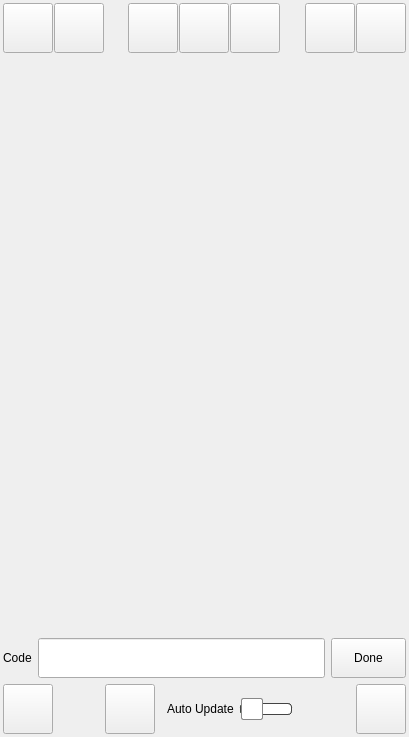
Above: digital_sketch_mapping_tool_dockwidget_base.ui from Esk-Spatial/QGIS_forest_health_sketch_tool before the change. Below: the same form after it.
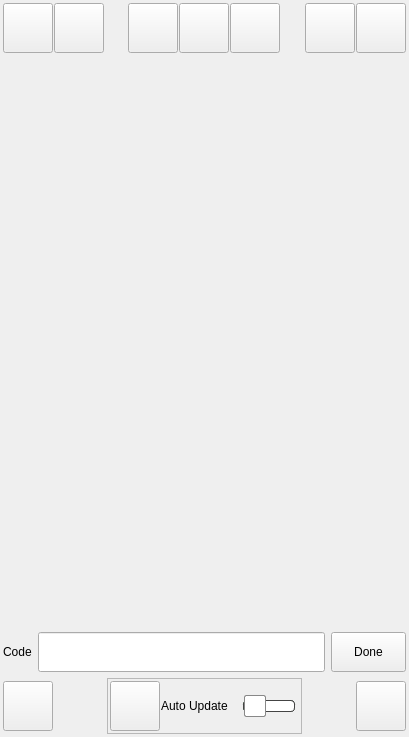
That is the form after the change. Icons and pictures are not drawn.

Commit message: updated th ui to group the buttons. added function to handle error and checks

```diff
--- a/digital_sketch_mapping_tool_dockwidget_base.ui
+++ b/digital_sketch_mapping_tool_dockwidget_base.ui
@@ -369,7 +369,7 @@
             <x>0</x>
             <y>0</y>
             <width>405</width>
-            <height>559</height>
+            <height>542</height>
            </rect>
           </property>
           <property name="minimumSize">
@@ -561,17 +561,38 @@
             <property name="orientation">
              <enum>Qt::Horizontal</enum>
             </property>
-            <property name="sizeType">
-             <enum>QSizePolicy::Maximum</enum>
-            </property>
             <property name="sizeHint" stdset="0">
              <size>
-              <width>50</width>
+              <width>40</width>
               <height>20</height>
              </size>
             </property>
            </spacer>
           </item>
+          <item>
+           <widget class="QFrame" name="frame_3">
+            <property name="frameShape">
+             <enum>QFrame::StyledPanel</enum>
+            </property>
+            <property name="frameShadow">
+             <enum>QFrame::Plain</enum>
+            </property>
+            <layout class="QHBoxLayout" name="horizontalLayout">
+             <property name="spacing">
+              <number>1</number>
+             </property>
+             <property name="leftMargin">
+              <number>2</number>
+             </property>
+             <property name="topMargin">
+              <number>2</number>
+             </property>
+             <property name="rightMargin">
+              <number>2</number>
+             </property>
+             <property name="bottomMargin">
+              <number>2</number>
+             </property>
           <item>
            <widget class="QPushButton" name="centerAndRotatePushButton">
             <property name="minimumSize">
@@ -604,22 +625,6 @@
             </property>
            </widget>
           </item>
-          <item>
-           <spacer name="horizontalSpacer_4">
-            <property name="orientation">
-             <enum>Qt::Horizontal</enum>
-            </property>
-            <property name="sizeType">
-             <enum>QSizePolicy::Maximum</enum>
-            </property>
-            <property name="sizeHint" stdset="0">
-             <size>
-              <width>10</width>
-              <height>20</height>
-             </size>
-            </property>
-           </spacer>
-          </item>
           <item>
            <widget class="QLabel" name="label_2">
             <property name="font">
@@ -632,6 +637,22 @@
             </property>
            </widget>
           </item>
+             <item>
+              <spacer name="horizontalSpacer_4">
+               <property name="orientation">
+                <enum>Qt::Horizontal</enum>
+               </property>
+               <property name="sizeType">
+                <enum>QSizePolicy::Maximum</enum>
+               </property>
+               <property name="sizeHint" stdset="0">
+                <size>
+                 <width>10</width>
+                 <height>20</height>
+                </size>
+               </property>
+              </spacer>
+             </item>
           <item>
            <widget class="QSlider" name="autoUpdateSlider">
             <property name="minimumSize">
@@ -686,6 +707,9 @@
             <property name="orientation">
              <enum>Qt::Horizontal</enum>
             </property>
+              </widget>
+             </item>
+            </layout>
            </widget>
           </item>
           <item>
```
Lines whose indentation alone changed are shown as unchanged. The commit also changes 1 other file.
